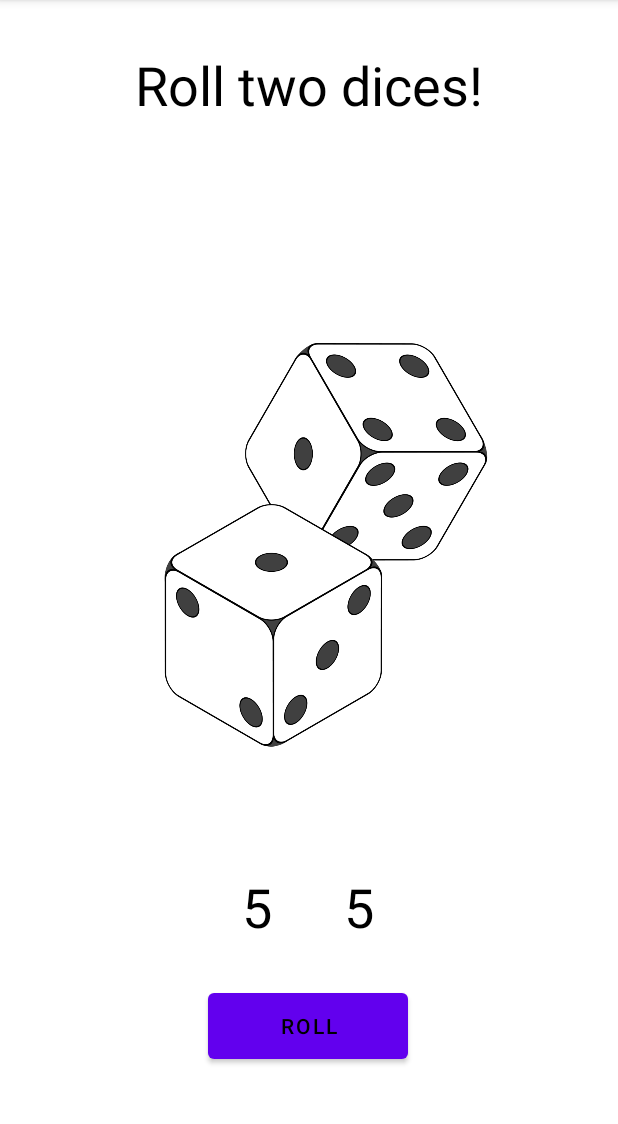
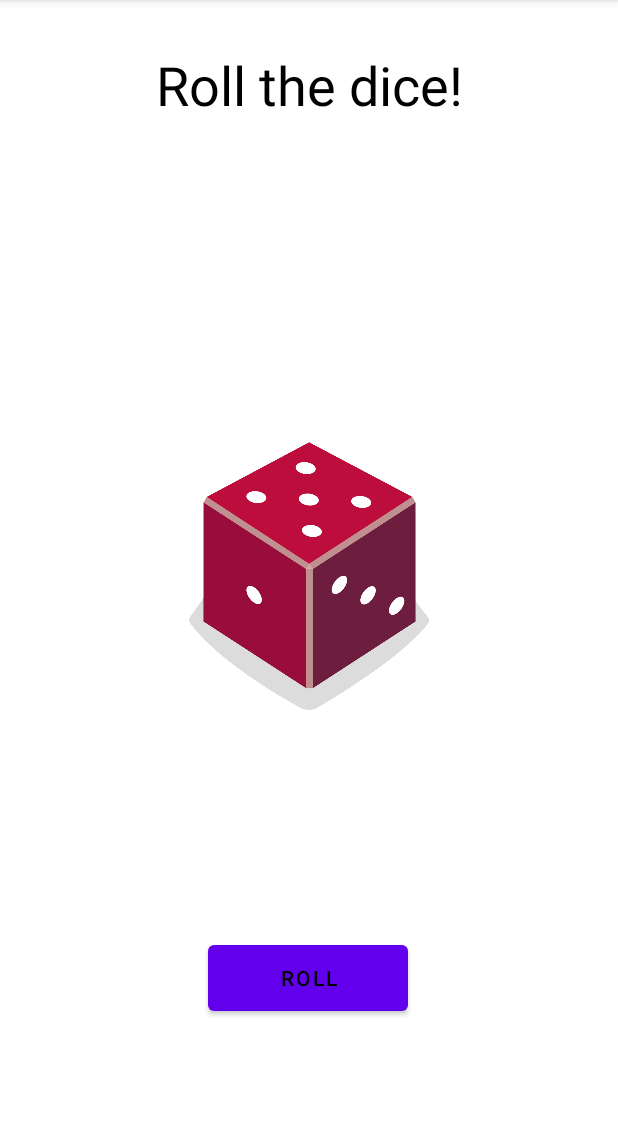
Before and after one commit to Pasha831/diceRoller, an Android app: the screen it shows after launch (MainActivity), after a tap on "ROLL", on a phone screen of 412 x 824 dp, the part 84-1208 px from its top. Run offline under Robolectric (Android 15) with nearby library versions, the phone set to English and light mode, and no system bars.

Commit message:
delete the second dice and upload 6 images to show them instead of numbers 1-6

```diff
--- a/app/src/main/java/com/example/diceroller/MainActivity.kt
+++ b/app/src/main/java/com/example/diceroller/MainActivity.kt
@@ -2,7 +2,7 @@ package com.example.diceroller
 
 import android.os.Bundle
 import android.widget.Button
-import android.widget.TextView
+import android.widget.ImageView
 import androidx.appcompat.app.AppCompatActivity
 
 /**
@@ -16,20 +16,34 @@ class MainActivity : AppCompatActivity() {
 
         val rollButton: Button = findViewById(R.id.button)
         rollButton.setOnClickListener { rollDice() }
+
+        // Do a roll dice when the app starts
+        rollDice()
     }
 
     private fun rollDice() {
-        // Create new Dice1 and Dice 2 objects with 6 sides and roll them
-        val dice1 = Dice(6)
-        val dice2 = Dice(6)
+        // Create a dice and roll it
+        val dice = Dice(6)
+        val diceRoll = dice.roll()
 
-        // Update the screen with the roll of the first dice
-        val resultTextView1: TextView = findViewById(R.id.dice1)
-        resultTextView1.text = dice1.roll().toString()
+        // Find an ImageView in the layout
+        val diceImage: ImageView = findViewById(R.id.diceImage)
 
-        // Update the screen with the roll of the second dice
-        val resultTextView2: TextView = findViewById(R.id.dice2)
-        resultTextView2.text = dice2.roll().toString()
+        // Determine which drawable resource ID to use based on the dice roll
+        val drawableResource = when (diceRoll) {
+            1 -> R.drawable.dice_1
+            2 -> R.drawable.dice_2
+            3 -> R.drawable.dice_3
+            4 -> R.drawable.dice_4
+            5 -> R.drawable.dice_5
+            else -> R.drawable.dice_6
+        }
+
+        // Update the ImageView with the correct drawable resource
+        diceImage.setImageResource(drawableResource)
+
+        // Description for screen readers for disabled people who have problems with eyesight
+        diceImage.contentDescription = diceRoll.toString()
     }
 }
 
--- a/app/src/main/res/layout/activity_main.xml
+++ b/app/src/main/res/layout/activity_main.xml
@@ -6,47 +6,17 @@
     android:layout_height="match_parent"
     tools:context=".MainActivity">
 
-    <TextView
-        android:id="@+id/dice1"
-        android:layout_width="wrap_content"
-        android:layout_height="wrap_content"
-        android:layout_marginEnd="64dp"
-        android:textColor="@color/primary"
-        android:textSize="36sp"
-        app:layout_constraintBottom_toTopOf="@+id/button"
-        app:layout_constraintEnd_toEndOf="parent"
-        app:layout_constraintHorizontal_bias="0.492"
-        app:layout_constraintStart_toStartOf="parent"
-        app:layout_constraintTop_toTopOf="parent"
-        app:layout_constraintVertical_bias="0.955"
-        tools:text="1" />
-
     <Button
         android:id="@+id/button"
         android:layout_width="133dp"
         android:layout_height="56dp"
-        android:layout_marginBottom="56dp"
+        android:layout_marginTop="140dp"
         android:text="@string/roll"
         android:textColor="@color/primary"
-        app:layout_constraintBottom_toBottomOf="parent"
         app:layout_constraintEnd_toEndOf="parent"
         app:layout_constraintHorizontal_bias="0.498"
-        app:layout_constraintStart_toStartOf="parent" />
-
-    <TextView
-        android:id="@+id/dice2"
-        android:layout_width="wrap_content"
-        android:layout_height="wrap_content"
-        android:layout_marginStart="64dp"
-        android:textColor="@color/primary"
-        android:textSize="36sp"
-        app:layout_constraintBottom_toTopOf="@+id/button"
-        app:layout_constraintEnd_toEndOf="parent"
-        app:layout_constraintHorizontal_bias="0.504"
         app:layout_constraintStart_toStartOf="parent"
-        app:layout_constraintTop_toTopOf="parent"
-        app:layout_constraintVertical_bias="0.955"
-        tools:text="1" />
+        app:layout_constraintTop_toBottomOf="@+id/diceImage" />
 
     <TextView
         android:id="@+id/rollInfo"
@@ -61,16 +31,13 @@
         app:layout_constraintTop_toTopOf="parent" />
 
     <ImageView
-        android:id="@+id/imageView"
-        android:layout_width="269dp"
-        android:layout_height="490dp"
-        android:layout_marginBottom="32dp"
-        android:importantForAccessibility="no"
-        app:layout_constraintBottom_toTopOf="@+id/button"
+        android:id="@+id/diceImage"
+        android:layout_width="160dp"
+        android:layout_height="200dp"
+        app:layout_constraintBottom_toBottomOf="parent"
         app:layout_constraintEnd_toEndOf="parent"
         app:layout_constraintStart_toStartOf="parent"
-        app:layout_constraintTop_toBottomOf="@+id/rollInfo"
-        app:layout_constraintVertical_bias="0.701"
-        app:srcCompat="@drawable/_200px_2_dice_icon_svg" />
+        app:layout_constraintTop_toTopOf="parent"
+        tools:srcCompat="@drawable/dice_1" />
 
 </androidx.constraintlayout.widget.ConstraintLayout>
--- a/app/src/main/res/values-night/strings.xml
+++ b/app/src/main/res/values-night/strings.xml
@@ -1,4 +1,4 @@
 <?xml version="1.0" encoding="utf-8"?>
 <resources>
-    <string name="rollInfo">Roll two dices!</string>
+    <string name="rollInfo">Roll the dice!</string>
 </resources>
--- a/app/src/main/res/values/strings.xml
+++ b/app/src/main/res/values/strings.xml
@@ -1,5 +1,5 @@
 <resources>
     <string name="app_name">Dice Roller</string>
     <string name="roll">Roll</string>
-    <string name="rollInfo">Roll two dices!</string>
+    <string name="rollInfo">Roll the dice!</string>
 </resources>
```
Also changed, not shown: app/src/main/res/drawable/_200px_2_dice_icon_svg.png (deleted), app/src/main/res/drawable/dice_1.png (added), app/src/main/res/drawable/dice_2.png (added), app/src/main/res/drawable/dice_3.png (added), app/src/main/res/drawable/dice_4.png (added), app/src/main/res/drawable/dice_5.png (added), app/src/main/res/drawable/dice_6.png (added).
